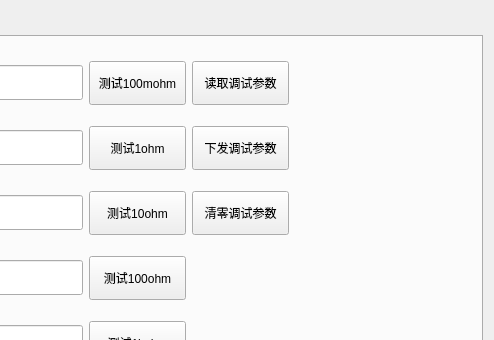
Qt form WinBack.ui (bloglink/aip-tester) before a commit; both pictures show x 306 to 800 and y 0 to 340 of the 800 by 600 pixel window.
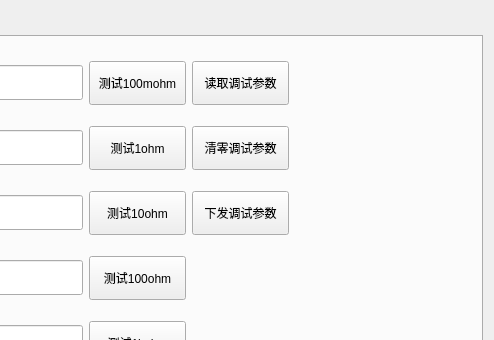
The same form after that commit.

Commit message: feat:(2.1.0.160318)后台模块增加电阻调试参数清零与下发

The edit to the form file:
```diff
--- a/WinBack.ui
+++ b/WinBack.ui
@@ -553,19 +553,6 @@
          </property>
         </widget>
        </item>
-       <item row="2" column="3">
-        <widget class="QPushButton" name="pushButton">
-         <property name="minimumSize">
-          <size>
-           <width>97</width>
-           <height>44</height>
-          </size>
-         </property>
-         <property name="text">
-          <string>清零调试参数</string>
-         </property>
-        </widget>
-       </item>
        <item row="0" column="3">
         <widget class="QPushButton" name="BtnDcrParam">
          <property name="minimumSize">
@@ -644,19 +631,6 @@
          </property>
         </widget>
        </item>
-       <item row="1" column="3">
-        <widget class="QPushButton" name="BtnVersion333">
-         <property name="minimumSize">
-          <size>
-           <width>97</width>
-           <height>44</height>
-          </size>
-         </property>
-         <property name="text">
-          <string>下发调试参数</string>
-         </property>
-        </widget>
-       </item>
        <item row="4" column="1">
         <widget class="QLineEdit" name="EditDcrK5">
          <property name="minimumSize">
@@ -789,6 +763,32 @@
          </property>
         </spacer>
        </item>
+       <item row="1" column="3">
+        <widget class="QPushButton" name="BtnDcrParamClear">
+         <property name="minimumSize">
+          <size>
+           <width>97</width>
+           <height>44</height>
+          </size>
+         </property>
+         <property name="text">
+          <string>清零调试参数</string>
+         </property>
+        </widget>
+       </item>
+       <item row="2" column="3">
+        <widget class="QPushButton" name="BtnDcrParamSend">
+         <property name="minimumSize">
+          <size>
+           <width>97</width>
+           <height>44</height>
+          </size>
+         </property>
+         <property name="text">
+          <string>下发调试参数</string>
+         </property>
+        </widget>
+       </item>
       </layout>
      </widget>
     </widget>
```
Left out of the diff: 2 changed lines with no effect on the pictures. The commit also changes 2 other files.
